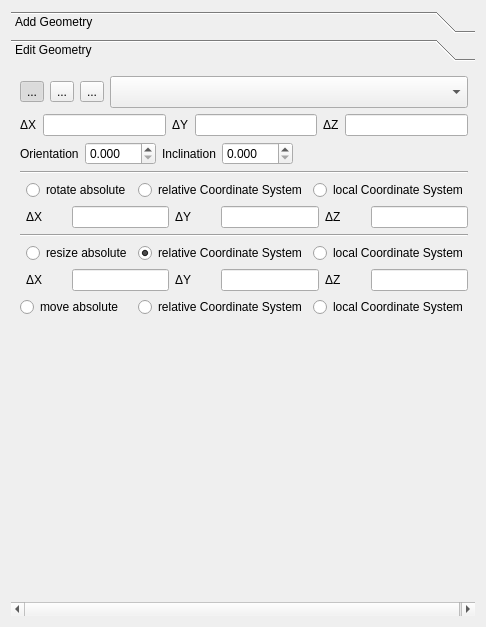
Old version of the form SIM-VICUS/src/SVPropEditGeometry.ui in the repository ghorwin/SIM-VICUS.
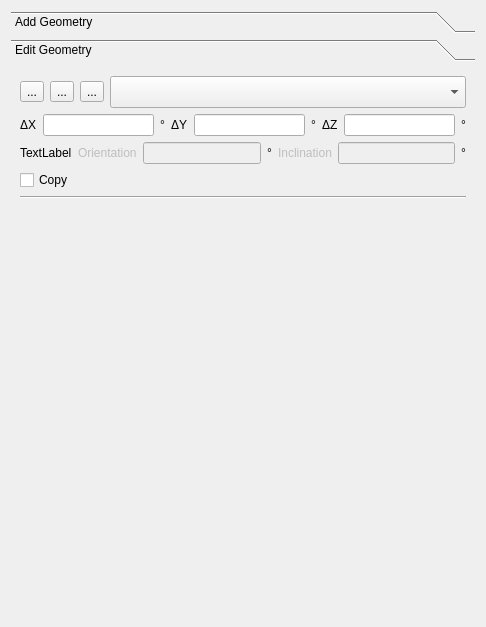
New version of the form. Icons and pictures are not drawn. Custom widgets are drawn as their Qt base class.

Commit message: Updated SVPropEditGeometry (still under redoing) and local coordinate system view

The edit to the form file:
```diff
--- a/SIM-VICUS/src/SVPropEditGeometry.ui
+++ b/SIM-VICUS/src/SVPropEditGeometry.ui
@@ -155,157 +155,23 @@
        <rect>
         <x>0</x>
         <y>0</y>
-        <width>474</width>
-        <height>571</height>
+        <width>468</width>
+        <height>545</height>
        </rect>
       </property>
       <attribute name="label">
        <string>Edit Geometry</string>
       </attribute>
       <layout class="QGridLayout" name="gridLayout_6">
-       <item row="7" column="0">
-        <spacer name="verticalSpacer_2">
-         <property name="orientation">
-          <enum>Qt::Vertical</enum>
-         </property>
-         <property name="sizeHint" stdset="0">
-          <size>
-           <width>20</width>
-           <height>311</height>
-          </size>
-         </property>
-        </spacer>
-       </item>
-       <item row="4" column="0">
-        <widget class="Line" name="line_7">
-         <property name="orientation">
-          <enum>Qt::Horizontal</enum>
-         </property>
-        </widget>
-       </item>
        <item row="3" column="0">
-        <layout class="QGridLayout" name="gridLayout_4">
-         <item row="0" column="1">
-          <layout class="QHBoxLayout" name="horizontalLayout_6">
-           <item>
-            <widget class="QRadioButton" name="radioButtonRotateAbsolute">
-             <property name="enabled">
-              <bool>true</bool>
-             </property>
-             <property name="text">
-              <string>rotate absolute</string>
-             </property>
-            </widget>
-           </item>
-           <item>
-            <widget class="QRadioButton" name="radioButtonRotateRelative">
-             <property name="text">
-              <string>relative Coordinate System</string>
-             </property>
-             <property name="checked">
-              <bool>true</bool>
-             </property>
-            </widget>
-           </item>
-           <item>
-            <widget class="QRadioButton" name="radioButtonRotateLocal">
-             <property name="text">
-              <string>local Coordinate System</string>
-             </property>
-            </widget>
-           </item>
-          </layout>
-         </item>
-         <item row="1" column="1">
-          <layout class="QHBoxLayout" name="horizontalLayout_7">
-           <item>
-            <widget class="QLabel" name="labelRotateX">
-             <property name="minimumSize">
-              <size>
-               <width>40</width>
-               <height>0</height>
-              </size>
-             </property>
-             <property name="text">
-              <string>ΔX</string>
-             </property>
-            </widget>
-           </item>
-           <item>
-            <widget class="QLineEdit" name="lineEditRotaX"/>
-           </item>
-           <item>
-            <widget class="QLabel" name="labelRotateY">
-             <property name="minimumSize">
-              <size>
-               <width>40</width>
-               <height>0</height>
-              </size>
-             </property>
-             <property name="text">
-              <string>ΔY</string>
-             </property>
-            </widget>
-           </item>
-           <item>
-            <widget class="QLineEdit" name="lineEditRotaY"/>
-           </item>
-           <item>
-            <widget class="QLabel" name="labelRotateZ">
-             <property name="minimumSize">
-              <size>
-               <width>40</width>
-               <height>0</height>
-              </size>
-             </property>
-             <property name="text">
-              <string>ΔZ</string>
-             </property>
-            </widget>
-           </item>
-           <item>
-            <widget class="QLineEdit" name="lineEditRotaZ"/>
-           </item>
-          </layout>
-         </item>
-         <item row="0" column="0">
-          <widget class="QLabel" name="labelOrientation">
-           <property name="text">
-            <string>&lt;html&gt;&lt;head/&gt;&lt;body&gt;&lt;p&gt;&lt;img src=&quot;:/gfx/actions/icon-arrow-refresh-double.svg&quot;/&gt;&lt;/p&gt;&lt;/body&gt;&lt;/html&gt;</string>
-           </property>
-          </widget>
-         </item>
-        </layout>
+        <widget class="Line" name="line_7">
+         <property name="orientation">
+          <enum>Qt::Horizontal</enum>
+         </property>
+        </widget>
        </item>
        <item row="0" column="0">
         <layout class="QGridLayout" name="gridLayout_3">
-         <item row="1" column="0">
-          <widget class="QToolButton" name="toolButtonTrans">
-           <property name="toolTip">
-            <string>Translation</string>
-           </property>
-           <property name="text">
-            <string>...</string>
-           </property>
-           <property name="icon">
-            <iconset>
-             <disabledon>:/gfx/actions/icon-arrow-expand-alt.svg</disabledon>
-            </iconset>
-           </property>
-           <property name="iconSize">
-            <size>
-             <width>24</width>
-             <height>24</height>
-            </size>
-           </property>
-           <property name="checkable">
-            <bool>true</bool>
-           </property>
-           <property name="checked">
-            <bool>true</bool>
-           </property>
-          </widget>
-         </item>
          <item row="1" column="3" colspan="3">
           <widget class="QComboBox" name="comboBox">
            <property name="minimumSize">
@@ -316,6 +182,57 @@
            </property>
           </widget>
          </item>
+         <item row="1" column="2">
+          <widget class="QToolButton" name="toolButtonScale">
+           <property name="toolTip">
+            <string>Scaling/Resizing</string>
+           </property>
+           <property name="text">
+            <string>...</string>
+           </property>
+           <property name="icon">
+            <iconset>
+             <disabledoff>:/gfx/actions/icon-resize-resize-alt.svg</disabledoff>
+            </iconset>
+           </property>
+           <property name="iconSize">
+            <size>
+             <width>24</width>
+             <height>24</height>
+            </size>
+           </property>
+           <property name="checkable">
+            <bool>true</bool>
+           </property>
+          </widget>
+         </item>
+         <item row="1" column="0">
+          <widget class="QToolButton" name="toolButtonTrans">
+           <property name="toolTip">
+            <string>Translation</string>
+           </property>
+           <property name="text">
+            <string>...</string>
+           </property>
+           <property name="icon">
+            <iconset>
+             <disabledon>:/gfx/actions/icon-arrow-expand-alt.svg</disabledon>
+            </iconset>
+           </property>
+           <property name="iconSize">
+            <size>
+             <width>24</width>
+             <height>24</height>
+            </size>
+           </property>
+           <property name="checkable">
+            <bool>true</bool>
+           </property>
+           <property name="checked">
+            <bool>false</bool>
+           </property>
+          </widget>
+         </item>
          <item row="1" column="1">
           <widget class="QToolButton" name="toolButtonRotate">
            <property name="toolTip">
@@ -340,8 +257,8 @@
            </property>
           </widget>
          </item>
-         <item row="2" column="0" colspan="6">
-          <layout class="QHBoxLayout" name="horizontalLayout_2">
+         <item row="3" column="0" colspan="6">
+          <layout class="QHBoxLayout" name="horizontalLayoutRelRotate">
            <item>
             <widget class="QLabel" name="labelTranslationX">
              <property name="minimumSize">
@@ -359,7 +276,14 @@
             <widget class="QtExt::ValidatingLineEdit" name="lineEditX"/>
            </item>
            <item>
-            <widget class="QLabel" name="labelTranslationY">
+            <widget class="QLabel" name="labelXDeg">
+             <property name="text">
+              <string>°</string>
+             </property>
+            </widget>
+           </item>
+           <item>
+            <widget class="QLabel" name="labelY">
              <property name="minimumSize">
               <size>
                <width>0</width>
@@ -375,7 +299,14 @@
             <widget class="QtExt::ValidatingLineEdit" name="lineEditY"/>
            </item>
            <item>
-            <widget class="QLabel" name="labelTranslationZ">
+            <widget class="QLabel" name="labelYDeg">
+             <property name="text">
+              <string>°</string>
+             </property>
+            </widget>
+           </item>
+           <item>
+            <widget class="QLabel" name="labelZ">
              <property name="minimumSize">
               <size>
                <width>0</width>
@@ -390,211 +321,96 @@
            <item>
             <widget class="QtExt::ValidatingLineEdit" name="lineEditZ"/>
            </item>
-          </layout>
-         </item>
-         <item row="1" column="2">
-          <widget class="QToolButton" name="toolButtonScale">
-           <property name="toolTip">
-            <string>Scaling/Resizing</string>
-           </property>
-           <property name="text">
-            <string>...</string>
-           </property>
-           <property name="icon">
-            <iconset>
-             <disabledoff>:/gfx/actions/icon-resize-resize-alt.svg</disabledoff>
-            </iconset>
-           </property>
-           <property name="iconSize">
-            <size>
-             <width>24</width>
-             <height>24</height>
-            </size>
-           </property>
-           <property name="checkable">
-            <bool>true</bool>
-           </property>
-          </widget>
-         </item>
-        </layout>
-       </item>
-       <item row="6" column="0">
-        <layout class="QHBoxLayout" name="horizontalLayout">
-         <item>
-          <widget class="QRadioButton" name="radioButtonAbsolute">
-           <property name="text">
-            <string>move absolute</string>
-           </property>
-          </widget>
-         </item>
-         <item>
-          <widget class="QRadioButton" name="radioButtonRelative">
-           <property name="text">
-            <string>relative Coordinate System</string>
-           </property>
-           <property name="checked">
-            <bool>true</bool>
-           </property>
-          </widget>
-         </item>
-         <item>
-          <widget class="QRadioButton" name="radioButtonLocal">
-           <property name="text">
-            <string>local Coordinate System</string>
-           </property>
-          </widget>
-         </item>
-        </layout>
-       </item>
-       <item row="2" column="0">
-        <widget class="Line" name="line_6">
-         <property name="orientation">
-          <enum>Qt::Horizontal</enum>
-         </property>
-        </widget>
-       </item>
-       <item row="5" column="0">
-        <layout class="QGridLayout" name="gridLayout_5">
-         <item row="1" column="1">
-          <layout class="QHBoxLayout" name="horizontalLayout_5">
            <item>
-            <widget class="QLabel" name="labelScaleX">
-             <property name="minimumSize">
-              <size>
-               <width>40</width>
-               <height>0</height>
-              </size>
-             </property>
+            <widget class="QLabel" name="labelZDeg">
              <property name="text">
-              <string>ΔX</string>
+              <string>°</string>
              </property>
             </widget>
            </item>
-           <item>
-            <widget class="QLineEdit" name="lineEditScaleX"/>
-           </item>
-           <item>
-            <widget class="QLabel" name="labelScaleY">
-             <property name="minimumSize">
-              <size>
-               <width>40</width>
-               <height>0</height>
-              </size>
-             </property>
-             <property name="text">
-              <string>ΔY</string>
-             </property>
-            </widget>
-           </item>
-           <item>
-            <widget class="QLineEdit" name="lineEditScaleY"/>
-           </item>
-           <item>
-            <widget class="QLabel" name="labelScaleZ">
-             <property name="minimumSize">
-              <size>
-               <width>40</width>
-               <height>0</height>
-              </size>
-             </property>
-             <property name="text">
-              <string>ΔZ</string>
-             </property>
-            </widget>
-           </item>
-           <item>
-            <widget class="QLineEdit" name="lineEditScaleZ"/>
-           </item>
           </layout>
          </item>
-         <item row="0" column="1">
-          <layout class="QHBoxLayout" name="horizontalLayout_4">
-           <item>
-            <widget class="QRadioButton" name="radioButtonScaleAbsolute">
-             <property name="text">
-              <string>resize absolute</string>
-             </property>
-            </widget>
-           </item>
-           <item>
-            <widget class="QRadioButton" name="radioButtonScaleRelative">
-             <property name="text">
-              <string>relative Coordinate System</string>
-             </property>
-             <property name="checked">
-              <bool>true</bool>
-             </property>
-            </widget>
-           </item>
-           <item>
-            <widget class="QRadioButton" name="radioButtonScaleLocal">
-             <property name="text">
-              <string>local Coordinate System</string>
-             </property>
-            </widget>
-           </item>
-          </layout>
-         </item>
-         <item row="0" column="0">
-          <widget class="QLabel" name="labelScaling">
-           <property name="text">
-            <string>&lt;html&gt;&lt;head/&gt;&lt;body&gt;&lt;p&gt;&lt;img src=&quot;:/gfx/actions/icon-resize-resize-alt.svg&quot;/&gt;&lt;/p&gt;&lt;/body&gt;&lt;/html&gt;</string>
-           </property>
-          </widget>
-         </item>
         </layout>
        </item>
        <item row="1" column="0">
         <layout class="QHBoxLayout" name="horizontalLayoutAbsRotate">
+         <item>
+          <widget class="QLabel" name="labelIndication">
+           <property name="text">
+            <string>TextLabel</string>
+           </property>
+          </widget>
+         </item>
          <item>
           <widget class="QLabel" name="labelRotateOrientationAbs">
+           <property name="enabled">
+            <bool>false</bool>
+           </property>
            <property name="text">
             <string>Orientation</string>
            </property>
           </widget>
          </item>
          <item>
-          <widget class="QDoubleSpinBox" name="doubleSpinBoxRotateOrientationAbs">
-           <property name="decimals">
-            <number>3</number>
+          <widget class="QtExt::ValidatingLineEdit" name="lineEditOrientation">
+           <property name="enabled">
+            <bool>false</bool>
            </property>
-           <property name="maximum">
-            <double>360.000000000000000</double>
+          </widget>
+         </item>
+         <item>
+          <widget class="QLabel" name="labelOrientationDeg">
+           <property name="text">
+            <string>°</string>
            </property>
           </widget>
          </item>
          <item>
           <widget class="QLabel" name="labelRotateInclinationAbs">
+           <property name="enabled">
+            <bool>false</bool>
+           </property>
            <property name="text">
             <string>Inclination</string>
            </property>
           </widget>
          </item>
          <item>
-          <widget class="QDoubleSpinBox" name="doubleSpinBoxRotateInclinationAbs">
-           <property name="decimals">
-            <number>3</number>
-           </property>
-           <property name="maximum">
-            <double>180.000000000000000</double>
+          <widget class="QtExt::ValidatingLineEdit" name="lineEditInclination">
+           <property name="enabled">
+            <bool>false</bool>
            </property>
           </widget>
          </item>
          <item>
-          <spacer name="horizontalSpacer">
-           <property name="orientation">
-            <enum>Qt::Horizontal</enum>
+          <widget class="QLabel" name="labelInclinationDeg">
+           <property name="text">
+            <string>°</string>
            </property>
-           <property name="sizeHint" stdset="0">
-            <size>
-             <width>40</width>
-             <height>20</height>
-            </size>
-           </property>
-          </spacer>
+          </widget>
          </item>
         </layout>
        </item>
+       <item row="2" column="0">
+        <widget class="QCheckBox" name="checkBox">
+         <property name="text">
+          <string>Copy</string>
+         </property>
+        </widget>
+       </item>
+       <item row="5" column="0">
+        <spacer name="verticalSpacer_2">
+         <property name="orientation">
+          <enum>Qt::Vertical</enum>
+         </property>
+         <property name="sizeHint" stdset="0">
+          <size>
+           <width>20</width>
+           <height>311</height>
+          </size>
+         </property>
+        </spacer>
+       </item>
       </layout>
      </widget>
     </widget>
```
Left out of the diff: 6 changed lines with no effect on the pictures. The commit also changes 6 other files.
